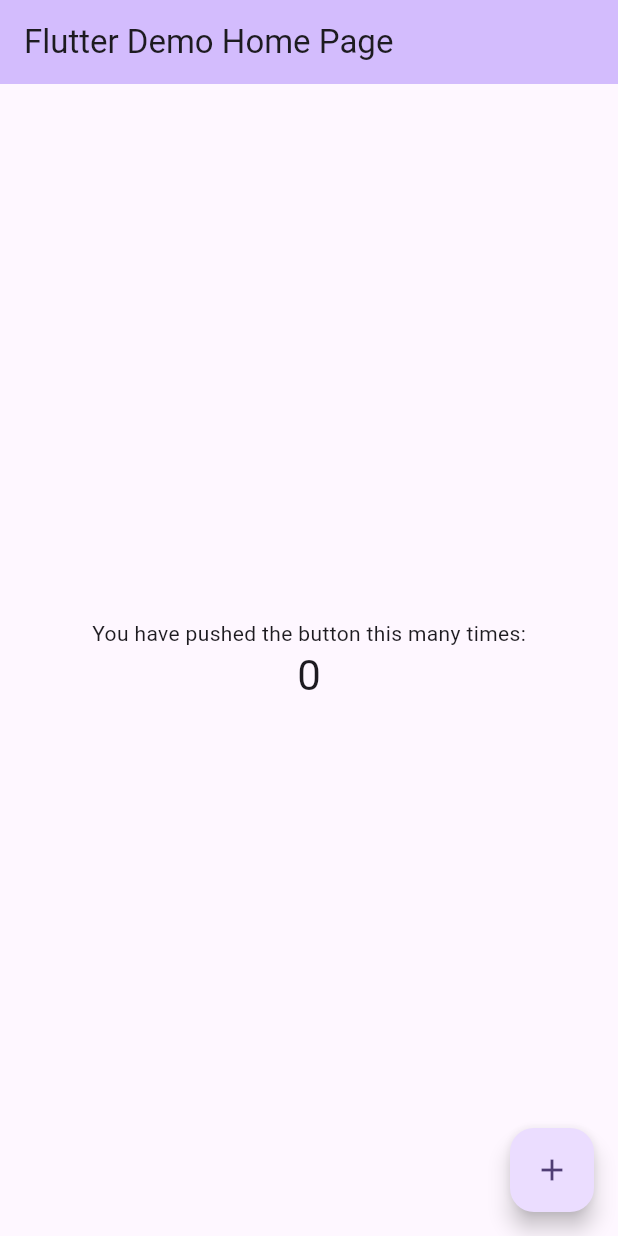
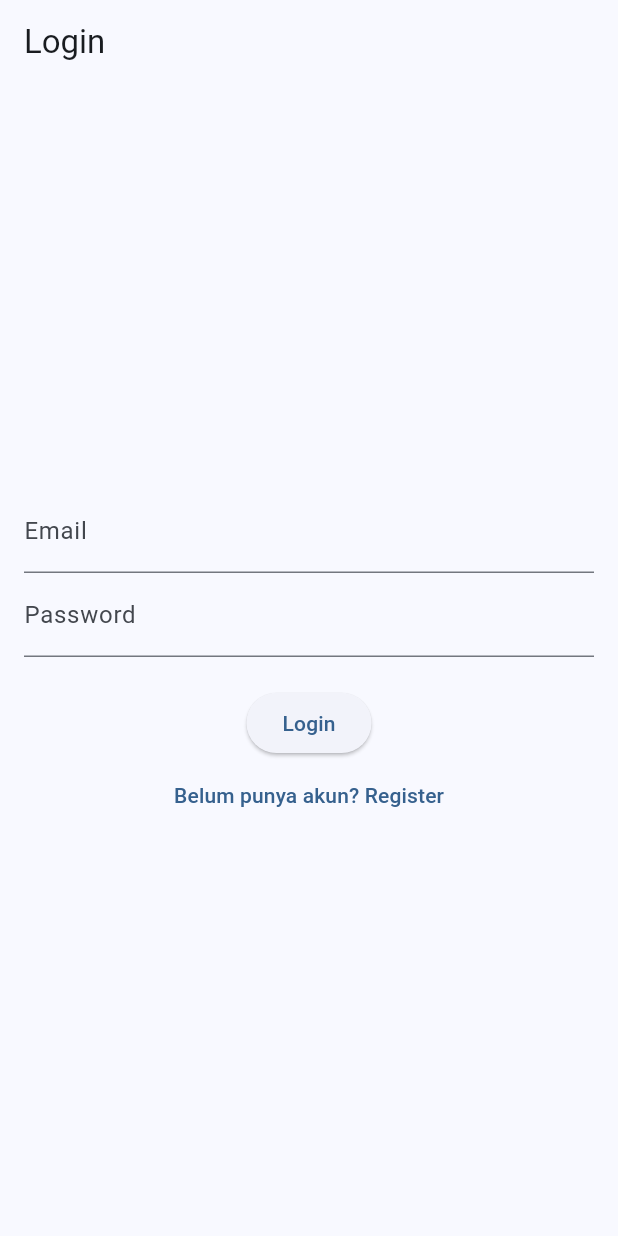
Before and after one commit to syamsul123arifin/UAS.., a Flutter app: the screen it shows after launch, on a phone screen of 412 x 824 dp. Run offline on Flutter 3.47's test engine with Material 3 defaults, Android fonts, the phone set to English and light mode, and no system bars; our stand-ins replace cloud_firestore, firebase_auth, firebase_core; accounts and stored records are empty.

Commit message:
git rivert

```diff
--- a/lib/main.dart
+++ b/lib/main.dart
@@ -1,130 +1,300 @@
 import 'package:flutter/material.dart';
 import 'package:firebase_core/firebase_core.dart';
+import 'package:firebase_auth/firebase_auth.dart';
+import 'package:cloud_firestore/cloud_firestore.dart';
 import 'firebase_options.dart';
 
 Future<void> main() async {
   WidgetsFlutterBinding.ensureInitialized();
-
   await Firebase.initializeApp(
     options: DefaultFirebaseOptions.currentPlatform,
   );
-
   runApp(const MyApp());
 }
+
+/* ===================== APP ROOT ===================== */
 
 class MyApp extends StatelessWidget {
   const MyApp({super.key});
 
-  // This widget is the root of your application.
   @override
   Widget build(BuildContext context) {
     return MaterialApp(
-      title: 'Flutter Demo',
+      title: 'Learning Management System',
+      debugShowCheckedModeBanner: false,
       theme: ThemeData(
-        // This is the theme of your application.
-        //
-        // TRY THIS: Try running your application with "flutter run". You'll see
-        // the application has a purple toolbar. Then, without quitting the app,
-        // try changing the seedColor in the colorScheme below to Colors.green
-        // and then invoke "hot reload" (save your changes or press the "hot
-        // reload" button in a Flutter-supported IDE, or press "r" if you used
-        // the command line to start the app).
-        //
-        // Notice that the counter didn't reset back to zero; the application
-        // state is not lost during the reload. To reset the state, use hot
-        // restart instead.
-        //
-        // This works for code too, not just values: Most code changes can be
-        // tested with just a hot reload.
-        colorScheme: ColorScheme.fromSeed(seedColor: Colors.deepPurple),
+        colorScheme: ColorScheme.fromSeed(seedColor: Colors.blue),
+        useMaterial3: true,
       ),
-      home: const MyHomePage(title: 'Flutter Demo Home Page'),
+      home: const AuthWrapper(),
     );
   }
 }
 
-class MyHomePage extends StatefulWidget {
-  const MyHomePage({super.key, required this.title});
+/* ===================== AUTH WRAPPER ===================== */
 
-  // This widget is the home page of your application. It is stateful, meaning
-  // that it has a State object (defined below) that contains fields that affect
-  // how it looks.
-
-  // This class is the configuration for the state. It holds the values (in this
-  // case the title) provided by the parent (in this case the App widget) and
-  // used by the build method of the State. Fields in a Widget subclass are
-  // always marked "final".
-
-  final String title;
+class AuthWrapper extends StatelessWidget {
+  const AuthWrapper({super.key});
 
   @override
-  State<MyHomePage> createState() => _MyHomePageState();
+  Widget build(BuildContext context) {
+    return StreamBuilder<User?>(
+      stream: FirebaseAuth.instance.authStateChanges(),
+      builder: (context, snapshot) {
+        if (snapshot.connectionState == ConnectionState.waiting) {
+          return const Scaffold(
+            body: Center(child: CircularProgressIndicator()),
+          );
+        }
+        if (snapshot.hasData) {
+          return const HomeScreen();
+        }
+        return const LoginScreen();
+      },
+    );
+  }
 }
 
-class _MyHomePageState extends State<MyHomePage> {
-  int _counter = 0;
+/* ===================== LOGIN ===================== */
 
-  void _incrementCounter() {
-    setState(() {
-      // This call to setState tells the Flutter framework that something has
-      // changed in this State, which causes it to rerun the build method below
-      // so that the display can reflect the updated values. If we changed
-      // _counter without calling setState(), then the build method would not be
-      // called again, and so nothing would appear to happen.
-      _counter++;
-    });
+class LoginScreen extends StatefulWidget {
+  const LoginScreen({super.key});
+
+  @override
+  State<LoginScreen> createState() => _LoginScreenState();
+}
+
+class _LoginScreenState extends State<LoginScreen> {
+  final _emailController = TextEditingController();
+  final _passwordController = TextEditingController();
+  bool _loading = false;
+
+  Future<void> _login() async {
+    if (_emailController.text.isEmpty ||
+        _passwordController.text.isEmpty) {
+      ScaffoldMessenger.of(context).showSnackBar(
+        const SnackBar(content: Text('Email dan password wajib diisi')),
+      );
+      return;
+    }
+
+    setState(() => _loading = true);
+
+    try {
+      await FirebaseAuth.instance.signInWithEmailAndPassword(
+        email: _emailController.text.trim(),
+        password: _passwordController.text.trim(),
+      );
+    } on FirebaseAuthException catch (e) {
+      String msg = 'Login gagal';
+      if (e.code == 'user-not-found') msg = 'User tidak ditemukan';
+      if (e.code == 'wrong-password') msg = 'Password salah';
+
+      ScaffoldMessenger.of(context)
+          .showSnackBar(SnackBar(content: Text(msg)));
+    }
+
+    setState(() => _loading = false);
+  }
+
+  @override
+  void dispose() {
+    _emailController.dispose();
+    _passwordController.dispose();
+    super.dispose();
   }
 
   @override
   Widget build(BuildContext context) {
-    // This method is rerun every time setState is called, for instance as done
-    // by the _incrementCounter method above.
-    //
-    // The Flutter framework has been optimized to make rerunning build methods
-    // fast, so that you can just rebuild anything that needs updating rather
-    // than having to individually change instances of widgets.
     return Scaffold(
-      appBar: AppBar(
-        // TRY THIS: Try changing the color here to a specific color (to
-        // Colors.amber, perhaps?) and trigger a hot reload to see the AppBar
-        // change color while the other colors stay the same.
-        backgroundColor: Theme.of(context).colorScheme.inversePrimary,
-        // Here we take the value from the MyHomePage object that was created by
-        // the App.build method, and use it to set our appbar title.
-        title: Text(widget.title),
-      ),
-      body: Center(
-        // Center is a layout widget. It takes a single child and positions it
-        // in the middle of the parent.
+      appBar: AppBar(title: const Text('Login')),
+      body: Padding(
+        padding: const EdgeInsets.all(16),
         child: Column(
-          // Column is also a layout widget. It takes a list of children and
-          // arranges them vertically. By default, it sizes itself to fit its
-          // children horizontally, and tries to be as tall as its parent.
-          //
-          // Column has various properties to control how it sizes itself and
-          // how it positions its children. Here we use mainAxisAlignment to
-          // center the children vertically; the main axis here is the vertical
-          // axis because Columns are vertical (the cross axis would be
-          // horizontal).
-          //
-          // TRY THIS: Invoke "debug painting" (choose the "Toggle Debug Paint"
-          // action in the IDE, or press "p" in the console), to see the
-          // wireframe for each widget.
           mainAxisAlignment: MainAxisAlignment.center,
-          children: <Widget>[
-            const Text('You have pushed the button this many times:'),
-            Text(
-              '$_counter',
-              style: Theme.of(context).textTheme.headlineMedium,
+          children: [
+            TextField(
+              controller: _emailController,
+              decoration: const InputDecoration(labelText: 'Email'),
             ),
+            TextField(
+              controller: _passwordController,
+              decoration: const InputDecoration(labelText: 'Password'),
+              obscureText: true,
+            ),
+            const SizedBox(height: 20),
+            _loading
+                ? const CircularProgressIndicator()
+                : ElevatedButton(
+                    onPressed: _login,
+                    child: const Text('Login'),
+                  ),
+            TextButton(
+              onPressed: () {
+                Navigator.push(
+                  context,
+                  MaterialPageRoute(
+                      builder: (_) => const RegisterScreen()),
+                );
+              },
+              child: const Text('Belum punya akun? Register'),
+            )
           ],
         ),
       ),
-      floatingActionButton: FloatingActionButton(
-        onPressed: _incrementCounter,
-        tooltip: 'Increment',
-        child: const Icon(Icons.add),
-      ), // This trailing comma makes auto-formatting nicer for build methods.
     );
   }
 }
+
+/* ===================== REGISTER ===================== */
+
+class RegisterScreen extends StatefulWidget {
+  const RegisterScreen({super.key});
+
+  @override
+  State<RegisterScreen> createState() => _RegisterScreenState();
+}
+
+class _RegisterScreenState extends State<RegisterScreen> {
+  final _emailController = TextEditingController();
+  final _passwordController = TextEditingController();
+  bool _loading = false;
+
+  Future<void> _register() async {
+    if (_emailController.text.isEmpty ||
+        _passwordController.text.length < 6) {
+      ScaffoldMessenger.of(context).showSnackBar(
+        const SnackBar(
+            content: Text(
+                'Email wajib diisi & password minimal 6 karakter')),
+      );
+      return;
+    }
+
+    setState(() => _loading = true);
+
+    try {
+      UserCredential user =
+          await FirebaseAuth.instance.createUserWithEmailAndPassword(
+        email: _emailController.text.trim(),
+        password: _passwordController.text.trim(),
+      );
+
+      await FirebaseFirestore.instance
+          .collection('users')
+          .doc(user.user!.uid)
+          .set({
+        'email': _emailController.text.trim(),
+        'role': 'Mahasiswa',
+        'createdAt': FieldValue.serverTimestamp(),
+      });
+
+      Navigator.pop(context);
+
+      ScaffoldMessenger.of(context).showSnackBar(
+        const SnackBar(content: Text('Registrasi berhasil')),
+      );
+    } on FirebaseAuthException catch (e) {
+      String msg = 'Registrasi gagal';
+      if (e.code == 'email-already-in-use') {
+        msg = 'Email sudah terdaftar';
+      } else if (e.code == 'weak-password') {
+        msg = 'Password terlalu lemah';
+      }
+      ScaffoldMessenger.of(context)
+          .showSnackBar(SnackBar(content: Text(msg)));
+    }
+
+    setState(() => _loading = false);
+  }
+
+  @override
+  void dispose() {
+    _emailController.dispose();
+    _passwordController.dispose();
+    super.dispose();
+  }
+
+  @override
+  Widget build(BuildContext context) {
+    return Scaffold(
+      appBar: AppBar(title: const Text('Register')),
+      body: Padding(
+        padding: const EdgeInsets.all(16),
+        child: Column(
+          mainAxisAlignment: MainAxisAlignment.center,
+          children: [
+            TextField(
+              controller: _emailController,
+              decoration: const InputDecoration(labelText: 'Email'),
+            ),
+            TextField(
+              controller: _passwordController,
+              decoration: const InputDecoration(labelText: 'Password'),
+              obscureText: true,
+            ),
+            const SizedBox(height: 20),
+            _loading
+                ? const CircularProgressIndicator()
+                : ElevatedButton(
+                    onPressed: _register,
+                    child: const Text('Register'),
+                  ),
+          ],
+        ),
+      ),
+    );
+  }
+}
+
+/* ===================== HOME / DASHBOARD ===================== */
+
+class HomeScreen extends StatelessWidget {
+  const HomeScreen({super.key});
+
+  Future<DocumentSnapshot> _getUser() async {
+    final uid = FirebaseAuth.instance.currentUser!.uid;
+    return FirebaseFirestore.instance.collection('users').doc(uid).get();
+  }
+
+  @override
+  Widget build(BuildContext context) {
+    return Scaffold(
+      appBar: AppBar(
+        title: const Text('Dashboard LMS'),
+        actions: [
+          IconButton(
+            icon: const Icon(Icons.logout),
+            onPressed: () async {
+              await FirebaseAuth.instance.signOut();
+            },
+          )
+        ],
+      ),
+      body: FutureBuilder<DocumentSnapshot>(
+        future: _getUser(),
+        builder: (context, snapshot) {
+          if (!snapshot.hasData) {
+            return const Center(child: CircularProgressIndicator());
+          }
+
+          final data = snapshot.data!.data() as Map<String, dynamic>;
+
+          return Padding(
+            padding: const EdgeInsets.all(16),
+            child: Column(
+              crossAxisAlignment: CrossAxisAlignment.start,
+              children: [
+                Text('Email: ${data['email']}',
+                    style: Theme.of(context).textTheme.titleMedium),
+                Text('Role: ${data['role']}'),
+                const SizedBox(height: 20),
+                const Text('Dashboard LMS siap dikembangkan'),
+              ],
+            ),
+          );
+        },
+      ),
+    );
+  }
+}
--- a/pubspec.yaml
+++ b/pubspec.yaml
@@ -35,7 +35,9 @@ dependencies:
   # The following adds the Cupertino Icons font to your application.
   # Use with the CupertinoIcons class for iOS style icons.
   cupertino_icons: ^1.0.8
-  firebase_core: ^4.3.0
+  firebase_core: ^3.15.2
+  firebase_auth: ^5.7.0
+  cloud_firestore: ^5.6.12
 
 dev_dependencies:
   flutter_test:
```
Also changed, not shown: pubspec.lock, 3 other files.
